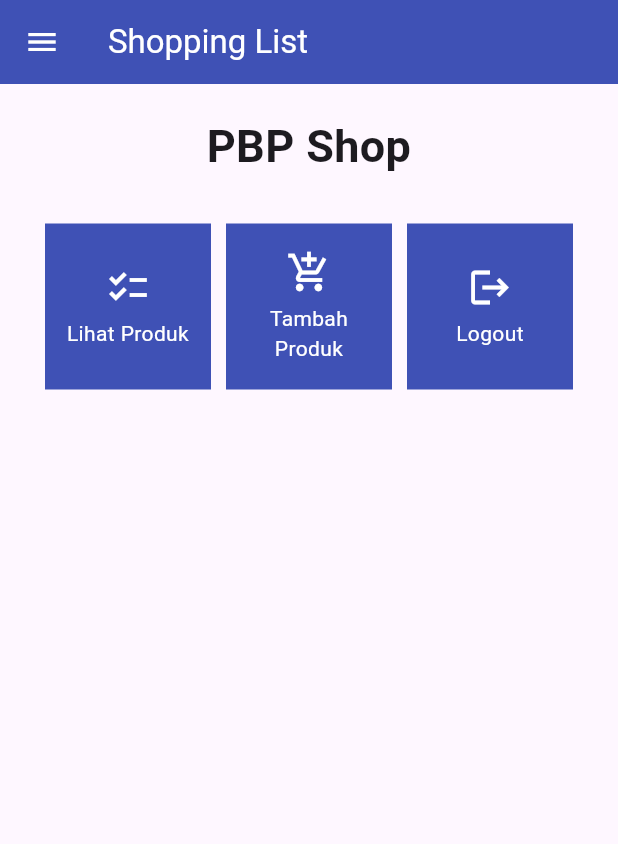
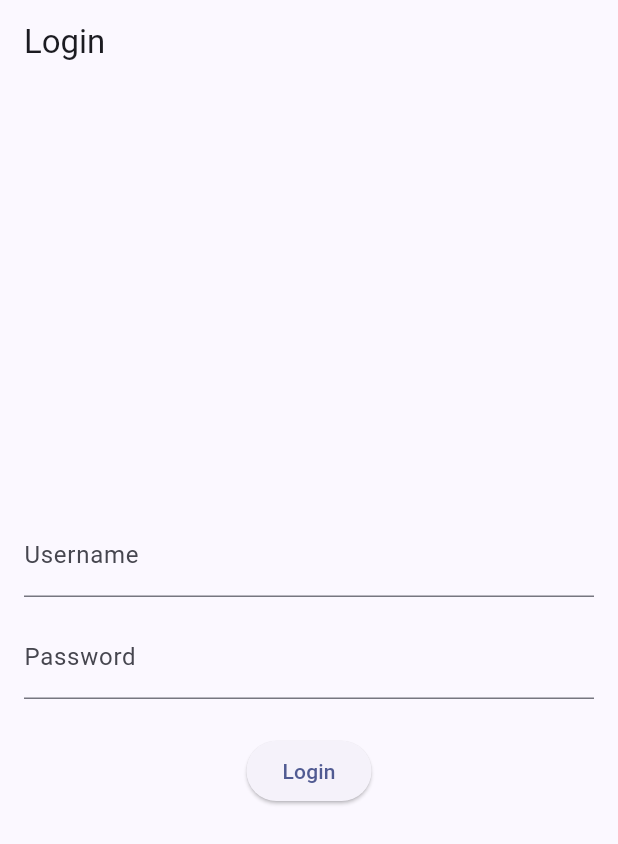
Before and after one commit to sabrinaatha/shopping-list-mobile, a Flutter app: the screen it shows after launch, on a phone screen of 412 x 824 dp. Shown: the top 844 px of the screen. Run offline on Flutter 3.47's test engine with Material 2 defaults, Android fonts, the phone set to English and light mode, and no system bars; missing offline and left inert: pbp_django_auth.

Commit message:
finished tutorial 8

```diff
--- a/lib/main.dart
+++ b/lib/main.dart
@@ -1,4 +1,7 @@
 import 'package:flutter/material.dart';
+import 'package:pbp_django_auth/pbp_django_auth.dart';
+import 'package:provider/provider.dart';
+import 'package:shopping_list/screens/login.dart';
 import 'package:shopping_list/screens/menu.dart';
 
 void main() {
@@ -11,29 +14,18 @@ class MyApp extends StatelessWidget {
   // This widget is the root of your application.
   @override
   Widget build(BuildContext context) {
-    return MaterialApp(
-      title: 'Flutter Demo',
-      theme: ThemeData(
-        // This is the theme of your application.
-        //
-        // TRY THIS: Try running your application with "flutter run". You'll see
-        // the application has a blue toolbar. Then, without quitting the app,
-        // try changing the seedColor in the colorScheme below to Colors.green
-        // and then invoke "hot reload" (save your changes or press the "hot
-        // reload" button in a Flutter-supported IDE, or press "r" if you used
-        // the command line to start the app).
-        //
-        // Notice that the counter didn't reset back to zero; the application
-        // state is not lost during the reload. To reset the state, use hot
-        // restart instead.
-        //
-        // This works for code too, not just values: Most code changes can be
-        // tested with just a hot reload.
-        colorScheme: ColorScheme.fromSeed(seedColor: Colors.deepPurple),
-        primarySwatch: Colors.indigo,
-        useMaterial3: true,
-      ),
-      home: MyHomePage(),
-    );
+    return Provider(
+            create: (_) {
+                CookieRequest request = CookieRequest();
+                return request;
+            },
+            child: MaterialApp(
+                title: 'Flutter App',
+                theme: ThemeData(
+                    colorScheme: ColorScheme.fromSeed(seedColor: Colors.indigo),
+                    useMaterial3: true,
+                ),
+                home: LoginPage()),
+            );
   }
 }
--- /dev/null
+++ b/lib/screens/login.dart
@@ -0,0 +1,113 @@
+import 'package:shopping_list/screens/menu.dart';
+import 'package:flutter/material.dart';
+import 'package:pbp_django_auth/pbp_django_auth.dart';
+import 'package:provider/provider.dart';
+
+void main() {
+  runApp(const LoginApp());
+}
+
+class LoginApp extends StatelessWidget {
+  const LoginApp({super.key});
+
+  @override
+  Widget build(BuildContext context) {
+    return MaterialApp(
+      title: 'Login',
+      theme: ThemeData(
+        primarySwatch: Colors.blue,
+      ),
+      home: const LoginPage(),
+    );
+  }
+}
+
+class LoginPage extends StatefulWidget {
+  const LoginPage({super.key});
+
+  @override
+  _LoginPageState createState() => _LoginPageState();
+}
+
+class _LoginPageState extends State<LoginPage> {
+  final TextEditingController _usernameController = TextEditingController();
+  final TextEditingController _passwordController = TextEditingController();
+
+  @override
+  Widget build(BuildContext context) {
+    final request = context.watch<CookieRequest>();
+    return Scaffold(
+      appBar: AppBar(
+        title: const Text('Login'),
+      ),
+      body: Container(
+        padding: const EdgeInsets.all(16.0),
+        child: Column(
+          mainAxisAlignment: MainAxisAlignment.center,
+          children: [
+            TextField(
+              controller: _usernameController,
+              decoration: const InputDecoration(
+                labelText: 'Username',
+              ),
+            ),
+            const SizedBox(height: 12.0),
+            TextField(
+              controller: _passwordController,
+              decoration: const InputDecoration(
+                labelText: 'Password',
+              ),
+              obscureText: true,
+            ),
+            const SizedBox(height: 24.0),
+            ElevatedButton(
+              onPressed: () async {
+                String username = _usernameController.text;
+                String password = _passwordController.text;
+
+                // Cek kredensial
+                // Untuk menyambungkan Android emulator dengan Django pada localhost,
+                // gunakan URL http://10.0.2.2/
+                final response =
+                    await request.login("http://127.0.0.1:8000/auth/login/", {
+                  'username': username,
+                  'password': password,
+                });
+
+                if (request.loggedIn) {
+                  String message = response['message'];
+                  String uname = response['username'];
+                  Navigator.pushReplacement(
+                    context,
+                    MaterialPageRoute(builder: (context) => MyHomePage()),
+                  );
+                  ScaffoldMessenger.of(context)
+                    ..hideCurrentSnackBar()
+                    ..showSnackBar(SnackBar(
+                        content: Text("$message Selamat datang, $uname.")));
+                } else {
+                  showDialog(
+                    context: context,
+                    builder: (context) => AlertDialog(
+                      title: const Text('Login Gagal'),
+                      content: Text(response['message']),
+                      actions: [
+                        TextButton(
+                          child: const Text('OK'),
+                          onPressed: () {
+                            Navigator.pop(context);
+                          },
+                        ),
+                      ],
+                    ),
+                  );
+                }
+              },
+              child: const Text('Login'),
+            ),
+          ],
+        ),
+      ),
+    );
+  }
+}
--- a/pubspec.yaml
+++ b/pubspec.yaml
@@ -35,6 +35,9 @@ dependencies:
   # The following adds the Cupertino Icons font to your application.
   # Use with the CupertinoIcons class for iOS style icons.
   cupertino_icons: ^1.0.2
+  provider: ^6.1.1
+  pbp_django_auth: ^0.3.1
+  http: ^0.13.6
 
 dev_dependencies:
   flutter_test:
```
Also changed, not shown: lib/models/product.dart (added, +65 -0 lines), lib/screens/list_product.dart (added, +91 -0 lines), lib/screens/menu.dart (+0 -63 lines), lib/screens/shoplist_form.dart (+33 -28 lines), lib/widgets/left_drawer.dart (+8 -8 lines), lib/widgets/shop_card.dart (+28 -1 lines), pubspec.lock, 9 other files.
